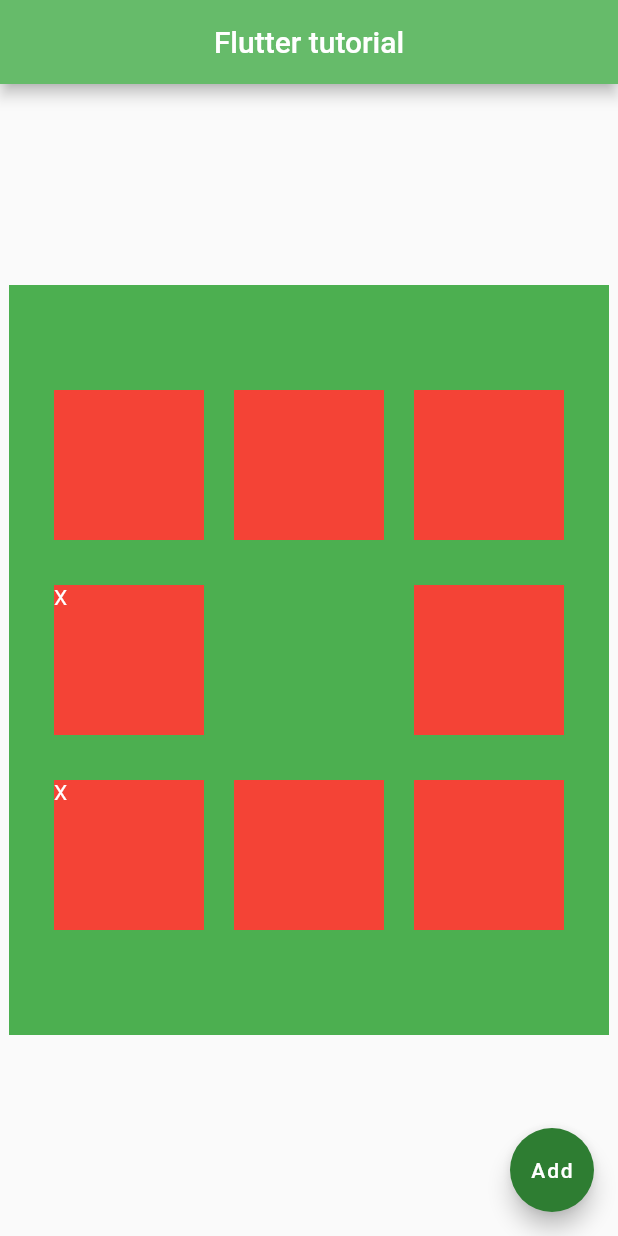
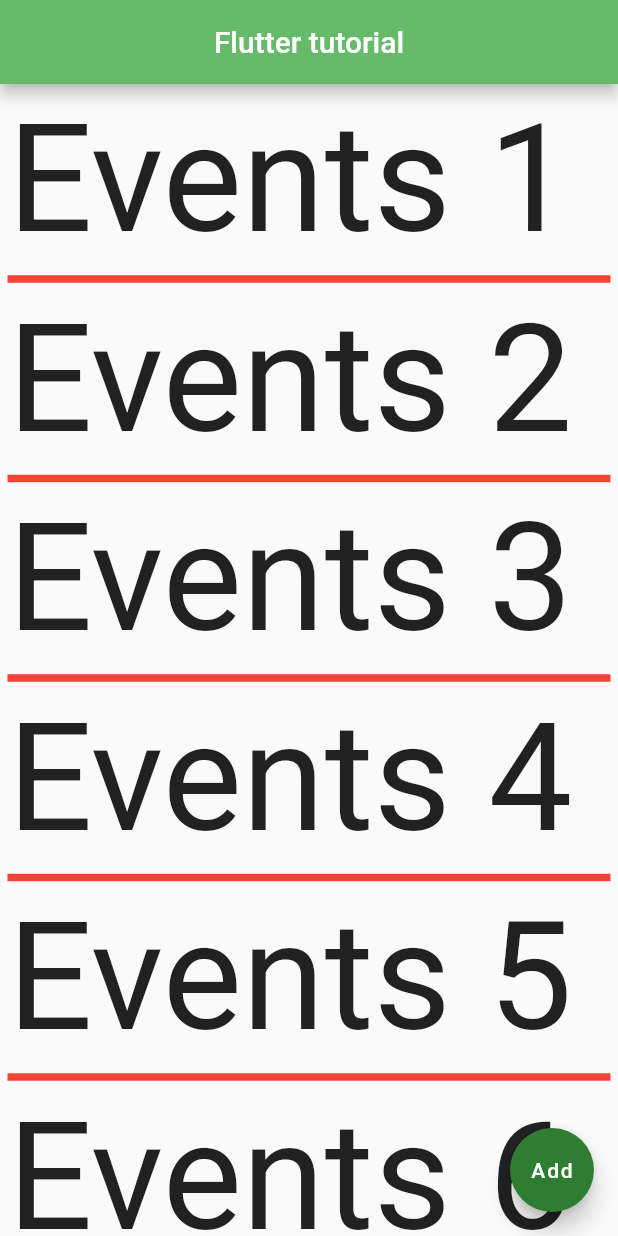
Before and after one commit to LyubashaBurkova/Flutter, a Flutter app: the screen it shows after launch, on a phone screen of 412 x 824 dp. Run offline on Flutter 3.47's test engine with Material 2 defaults, Android fonts, the phone set to English and light mode, and no system bars.

Commit message:
ListView

```diff
--- a/lib/main.dart
+++ b/lib/main.dart
@@ -5,6 +5,18 @@ import 'package:flutter_app/custom_icons.dart';
 void main() => runApp(FlutterTutorialApp());
 
 class FlutterTutorialApp extends StatelessWidget {
+  final List<String> events = [
+    "Events 1",
+    "Events 2",
+    "Events 3",
+    "Events 4",
+    "Events 5",
+    "Events 6",
+    "Events 7",
+    "Events 8",
+    "Events 9",
+  ];
+
   @override
   Widget build(BuildContext context) {
     return MaterialApp(
@@ -14,81 +26,22 @@ class FlutterTutorialApp extends StatelessWidget {
           centerTitle: true,
           backgroundColor: Colors.green[400],
         ),
-        body: Center(
-          child: Container(
-            color: Colors.green,
-            width: 400,
-            height: 500,
-            child: Wrap(
-              direction: Axis.horizontal,
-              spacing: 20,
-              //отступ между контейнерами по главной оси
-              runSpacing: 30,
-              //отступы по второстепенной оси
-
-              alignment: WrapAlignment.center,
-              //выравнивание по главной оси
-              runAlignment: WrapAlignment.center,
-              //выравнивание по второстепенной оси
-
-              verticalDirection: VerticalDirection.up,//последовательность заполнения строк, сначала заполняется нижняя
-              //textDirection: TextDirection.ltr,//слева направо
-              children: [
-                Container(
-                  color: Colors.red,
-                  width: 100,
-                  height: 100,
-                  child: Text(
-                    "X",
-                    style: TextStyle(color: Colors.white),
-                  ),
-                ),
-                Container(
-                  color: Colors.red,
-                  width: 100,
-                  height: 100,
-                ),
-                Container(
-                  color: Colors.red,
-                  width: 100,
-                  height: 100,
-                ),
-                Container(
-                  color: Colors.red,
-                  width: 100,
-                  height: 100,
-                  child: Text(
-                    "X",
-                    style: TextStyle(color: Colors.white),
-                  ),
-                ),
-                SizedBox(
-                  width: 100,
-                  height: 100,
-                ),
-                Container(
-                  color: Colors.red,
-                  width: 100,
-                  height: 100,
-                ),
-                Container(
-                  color: Colors.red,
-                  width: 100,
-                  height: 100,
-                ),
-                Container(
-                  color: Colors.red,
-                  width: 100,
-                  height: 100,
-                ),
-                Container(
-                  color: Colors.red,
-                  width: 100,
-                  height: 100,
-                ),
-              ],
-            ),
+        body: ListView.separated(
+          //reverse: true,
+          //controller: ScrollController(initialScrollOffset: 150),
+          physics: BouncingScrollPhysics(),
+          //physics: NeverScrollableScrollPhysics(),//отключаем скролл
+          padding: EdgeInsets.all(5),
+          itemCount: events.length,
+          itemBuilder: (_, index) => Text(
+            events[index],
+            style: TextStyle(fontSize: 100),
           ),
+          separatorBuilder: (_, ___) => Divider(color: Colors.red, thickness: 5,),
+          // separatorBuilder: (_, ___) => Text(
+          //   "_____________________________",
+          //   style: TextStyle(fontSize: 30),
+          // ),
         ),
         floatingActionButton: FloatingActionButton(
             child: Text("Add"),
```
